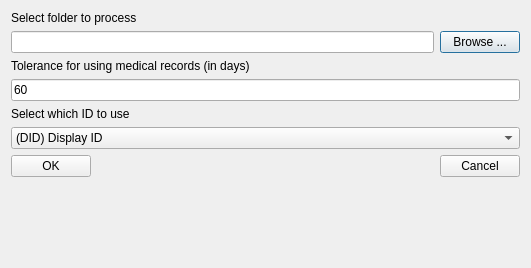
ViewMind/VMAPP, file VMTools/EyeDataAnalyzer/src/selectunifiedcsvfolderdiag.ui: the form before one commit.
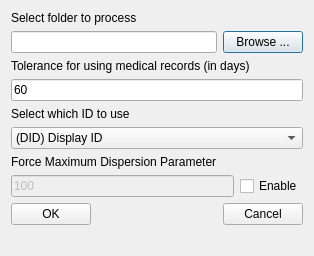
The form after the commit.

Diff of the .ui file:
```diff
--- a/VMTools/EyeDataAnalyzer/src/selectunifiedcsvfolderdiag.ui
+++ b/VMTools/EyeDataAnalyzer/src/selectunifiedcsvfolderdiag.ui
@@ -6,14 +6,14 @@
    <rect>
     <x>0</x>
     <y>0</y>
-    <width>531</width>
-    <height>268</height>
+    <width>314</width>
+    <height>256</height>
    </rect>
   </property>
   <property name="windowTitle">
    <string>Unified CSV</string>
   </property>
-  <layout class="QVBoxLayout" name="verticalLayout_4">
+  <layout class="QVBoxLayout" name="verticalLayout_5">
    <item>
     <layout class="QVBoxLayout" name="verticalLayout_2">
      <item>
@@ -104,6 +104,41 @@
      </item>
     </layout>
    </item>
+   <item>
+    <layout class="QVBoxLayout" name="verticalLayout_4">
+     <item>
+      <widget class="QLabel" name="label_4">
+       <property name="text">
+        <string>Force Maximum Dispersion Parameter</string>
+       </property>
+      </widget>
+     </item>
+     <item>
+      <layout class="QHBoxLayout" name="horizontalLayout_3">
+       <item>
+        <widget class="QLineEdit" name="leMaxDispValue">
+         <property name="enabled">
+          <bool>false</bool>
+         </property>
+         <property name="inputMethodHints">
+          <set>Qt::ImhDigitsOnly</set>
+         </property>
+         <property name="text">
+          <string>100</string>
+         </property>
+        </widget>
+       </item>
+       <item>
+        <widget class="QCheckBox" name="cbEnableMaxDispParameter">
+         <property name="text">
+          <string>Enable</string>
+         </property>
+        </widget>
+       </item>
+      </layout>
+     </item>
+    </layout>
+   </item>
    <item>
     <layout class="QHBoxLayout" name="horizontalLayout_2">
      <item>
```
